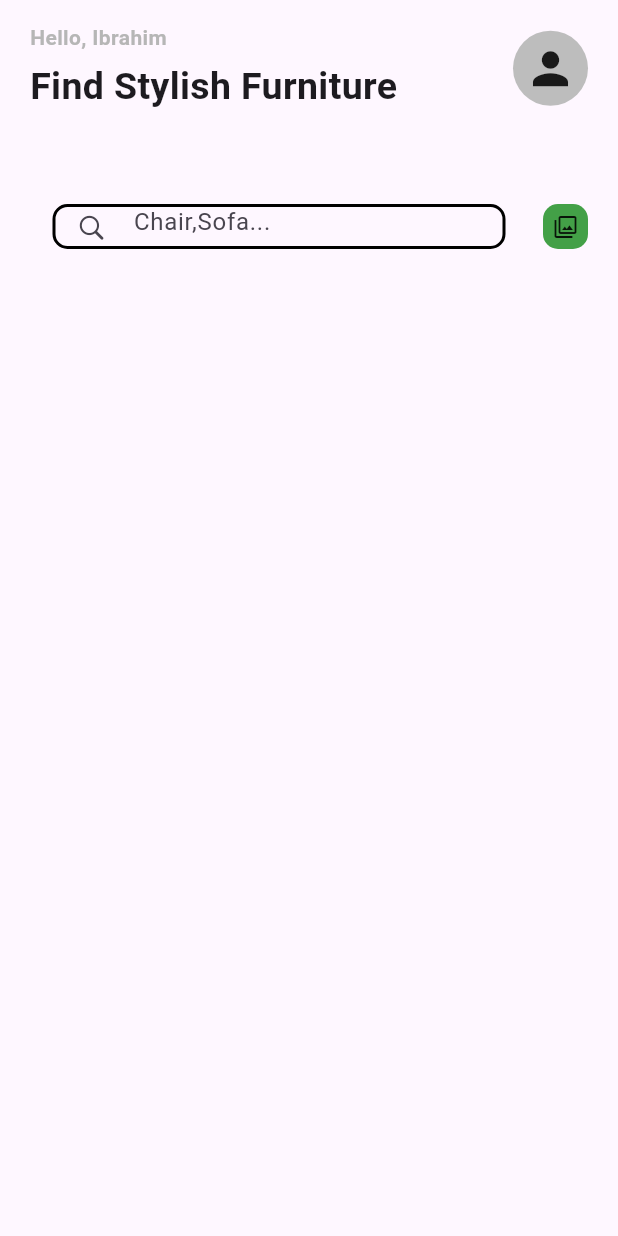
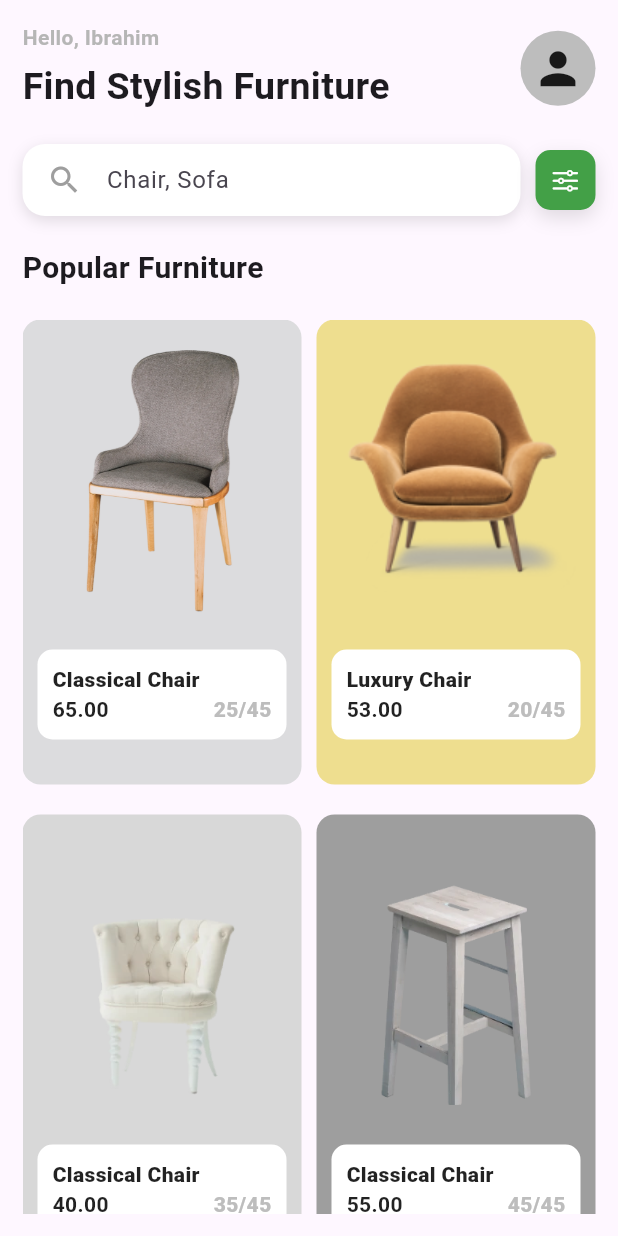
Before and after one commit to IBRHMHMDY/furniture_app_ui, a Flutter app: the screen it shows after launch, after a tap on the "arrow forward ios" icon, on a phone screen of 412 x 824 dp. Run offline on Flutter 3.47's test engine with Material 3 defaults, Android fonts, the phone set to English and light mode, and no system bars.

Commit message:
Complete HomeScreen

```diff
--- /dev/null
+++ b/lib/Models/data_model.dart
@@ -0,0 +1,76 @@
+import 'package:flutter/material.dart';
+
+class DataModel {
+  final String title;
+  final double price;
+  final Color color;
+  final String image;
+  final String productCode;
+
+  DataModel({
+    required this.title,
+    required this.price,
+    required this.color,
+    required this.image,
+    required this.productCode,
+  });
+}
+
+List<DataModel> dataModel = [
+  DataModel(
+    title: "Classical Chair",
+    price: 65.0,
+    color: Color.fromARGB(255, 220, 220, 222),
+    image: "assets/images/chair1.png",
+    productCode: "25/45",
+  ),
+  DataModel(
+    title: "Luxury Chair",
+    price: 53.0,
+    color: Color.fromARGB(255, 238, 222, 143),
+    image: "assets/images/chair2.png",
+    productCode: "20/45",
+  ),
+  DataModel(
+    title: "Classical Chair",
+    price: 40.0,
+    color: Color.fromARGB(255, 216, 216, 216),
+    image: "assets/images/chair3.png",
+    productCode: "35/45",
+  ),
+  DataModel(
+    title: "Classical Chair",
+    price: 55.0,
+    color: Colors.grey.shade500,
+    image: "assets/images/chair4.png",
+    productCode: "45/45",
+  ),
+  DataModel(
+    title: "Classical Chair",
+    price: 55.0,
+    color: Colors.grey.shade500,
+    image: "assets/images/chair3.png",
+    productCode: "45/45",
+  ),
+  DataModel(
+    title: "Classical Chair",
+    price: 55.0,
+    color: Colors.grey.shade500,
+    image: "assets/images/chair2.png",
+    productCode: "45/45",
+  ),
+  DataModel(
+    title: "Classical Chair",
+    price: 55.0,
+    color: Colors.grey.shade500,
+    image: "assets/images/chair4.png",
+    productCode: "45/45",
+  ),
+  DataModel(
+    title: "Classical Chair",
+    price: 55.0,
+    color: Colors.grey.shade500,
+    image: "assets/images/chair1.png",
+    productCode: "45/45",
+  ),
+];
--- /dev/null
+++ b/lib/Widgets/custom_searchbar.dart
@@ -0,0 +1,64 @@
+
+import 'package:flutter/cupertino.dart';
+import 'package:flutter/material.dart';
+
+class CustomSearchbar extends StatelessWidget {
+  const CustomSearchbar({
+    super.key,
+  });
+
+  @override
+  Widget build(BuildContext context) {
+    return Row(
+      children: [
+        Expanded(
+          child: Container(
+            padding: const EdgeInsets.symmetric(horizontal: 16),
+            decoration: BoxDecoration(
+              color: Colors.white,
+              borderRadius: BorderRadius.circular(15),
+              boxShadow: [
+                BoxShadow(
+                  color: Colors.black12,
+                  blurRadius: 8,
+                  offset: Offset(0, 3),
+                ),
+              ],
+            ),
+            child: TextField(
+              decoration: InputDecoration(
+                icon: Icon(Icons.search, color: Colors.grey),
+                hintText: "Chair, Sofa",
+                border: InputBorder.none,
+              ),
+            ),
+          ),
+        ),
+        SizedBox(width: 10),
+        Container(
+          height: 40,
+          width: 40,
+          decoration: BoxDecoration(
+            color: Colors.green[600],
+            borderRadius: BorderRadius.circular(10),
+            boxShadow: [
+              BoxShadow(
+                color: Colors.black12,
+                blurRadius: 10,
+                offset: Offset(0, 5),
+              ),
+            ],
+          ),
+          child: GestureDetector(
+            onTap: () {},
+            child: Icon(
+              CupertinoIcons.slider_horizontal_3,
+              size: 20,
+              color: Colors.white,
+            ),
+          ),
+        ),
+      ],
+    );
+  }
+}
--- /dev/null
+++ b/lib/Widgets/product_card.dart
@@ -0,0 +1,69 @@
+import 'package:flutter/material.dart';
+
+Container productCard(
+  BuildContext context,
+  String productCode,
+  String title,
+  String price,
+  Color color,
+  String image,
+) {
+  return Container(
+    height: 300,
+    width: MediaQuery.of(context).size.width / 0.4,
+    decoration: BoxDecoration(
+      borderRadius: BorderRadius.circular(12),
+      color: color,
+    ),
+    child: Column(
+      children: [
+        Image.asset(image, height: 210, width: double.infinity),
+        Container(
+          margin: EdgeInsets.all(10),
+          height: 60,
+          width: MediaQuery.of(context).size.width / 0.4,
+          decoration: BoxDecoration(
+            color: Colors.white,
+            borderRadius: BorderRadius.circular(10),
+          ),
+          child: Padding(
+            padding: const EdgeInsets.all(10),
+            child: Column(
+              mainAxisAlignment: MainAxisAlignment.start,
+              crossAxisAlignment: CrossAxisAlignment.start,
+              children: [
+                Text(
+                  title,
+                  style: TextStyle(
+                    fontWeight: FontWeight.w900,
+                    color: Colors.black87,
+                  ),
+                ),
+
+                Row(
+                  mainAxisAlignment: MainAxisAlignment.spaceBetween,
+                  children: [
+                    Text(
+                      price,
+                      style: TextStyle(
+                        fontWeight: FontWeight.w700,
+                        color: Colors.black87,
+                      ),
+                    ),
+                    Text(
+                      productCode,
+                      style: TextStyle(
+                        color: Colors.grey.shade400,
+                        fontWeight: FontWeight.w900,
+                      ),
+                    ),
+                  ],
+                ),
+              ],
+            ),
+          ),
+        ),
+      ],
+    ),
+  );
+}
--- a/lib/screens/home_screen.dart
+++ b/lib/screens/home_screen.dart
@@ -1,5 +1,8 @@
-import 'package:flutter/cupertino.dart';
 import 'package:flutter/material.dart';
+import 'package:furniture_app_ui/Models/data_model.dart';
+import 'package:furniture_app_ui/Widgets/custom_searchbar.dart';
+import 'package:furniture_app_ui/Widgets/product_card.dart';
+import 'package:furniture_app_ui/screens/details_screen.dart';
 
 class HomeScreen extends StatelessWidget {
   const HomeScreen({super.key});
@@ -8,11 +11,13 @@ class HomeScreen extends StatelessWidget {
   Widget build(BuildContext context) {
     return Scaffold(
       body: SafeArea(
+        child: Padding(
+          padding: const EdgeInsets.symmetric(horizontal: 15, vertical: 15),
           child: Column(
+            crossAxisAlignment: CrossAxisAlignment.start,
             children: [
-            Padding(
-              padding: const EdgeInsets.symmetric(horizontal: 20, vertical: 15),
-              child: Row(
+              // العنوان والترحيب
+              Row(
                 mainAxisAlignment: MainAxisAlignment.spaceBetween,
                 children: [
                   Column(
@@ -47,54 +52,60 @@ class HomeScreen extends StatelessWidget {
                   ),
                 ],
               ),
+
+              SizedBox(height: 20),
+
+              // مربع البحث
+              CustomSearchbar(),
+
+              SizedBox(height: 20),
+
+              // العنوان الفرعي
+              Text(
+                "Popular Furniture",
+                style: TextStyle(fontWeight: FontWeight.bold, fontSize: 20),
               ),
+
               SizedBox(height: 20),
-            Padding(
-              padding: const EdgeInsets.symmetric(horizontal: 20, vertical: 15),
-              child: Row(
-                mainAxisAlignment: MainAxisAlignment.spaceBetween,
-                crossAxisAlignment: CrossAxisAlignment.center,
-                children: [
+
               Expanded(
-                    child: Padding(
-                      padding: const EdgeInsets.symmetric(
-                        horizontal: 15,
-                        vertical: 10,
+                child: SingleChildScrollView(
+                  child: GridView.builder(
+                    shrinkWrap: true,
+                    physics: NeverScrollableScrollPhysics(),
+                    gridDelegate: SliverGridDelegateWithFixedCrossAxisCount(
+                      crossAxisCount: 2,
+                      crossAxisSpacing: 10,
+                      mainAxisSpacing: 20,
+                      childAspectRatio: 0.60,
                     ),
-                      child: Container(
-                        width: double.infinity,
-                        height: 30,
-                        decoration: BoxDecoration(
-                          border: Border.all(color: Colors.black, width: 2),
-                          borderRadius: BorderRadius.circular(10),
-                        ),
-                        child: TextField(
-                          decoration: InputDecoration(
-                            prefixIcon: Icon(CupertinoIcons.search, size: 20),
-                            hintText: "Chair,Sofa...",
-                            border: InputBorder.none,
+                    itemCount: dataModel.length,
+                    itemBuilder: (context, index) {
+                      final item = dataModel[index];
+                      return GestureDetector(
+                        onTap: () => Navigator.push(
+                          context,
+                          MaterialPageRoute(
+                            builder: (context) => DetailsScreen(),
                           ),
                         ),
+                        child: productCard(
+                          context,
+                          item.productCode,
+                          item.title,
+                          item.price.toStringAsFixed(2),
+                          item.color,
+                          item.image,
                         ),
+                      );
+                    },
                   ),
-                  ),
-                  SizedBox(width: 10),
-                  Container(
-                    height: 30,
-                    width: 30,
-                    decoration: BoxDecoration(
-                      color: Colors.green[600],
-
-                      borderRadius: BorderRadius.circular(10),
-                    ),
-                    child: Icon(Icons.filter, size: 16),
-                  ),
-                ],
                 ),
               ),
             ],
           ),
         ),
+      ),
     );
   }
 }
```
Also changed, not shown: assets/images/chair1.png (renamed from assets/images/craiyon_114358_image.png), assets/images/chair2.png (renamed from assets/images/chair.png), assets/images/chair3.png (renamed from assets/images/craiyon_114618_image.png), assets/images/chair4.png (renamed from assets/images/craiyon_114514_image.png). Lines whose indentation alone changed are shown as unchanged.
